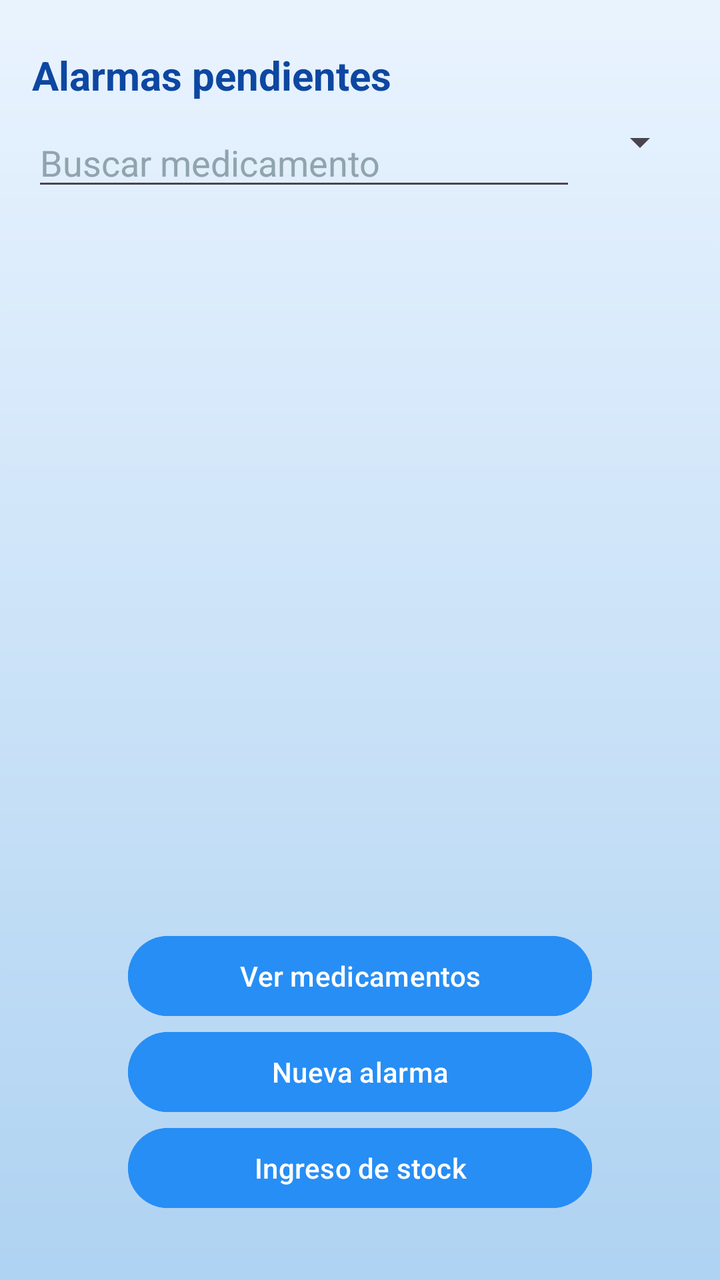
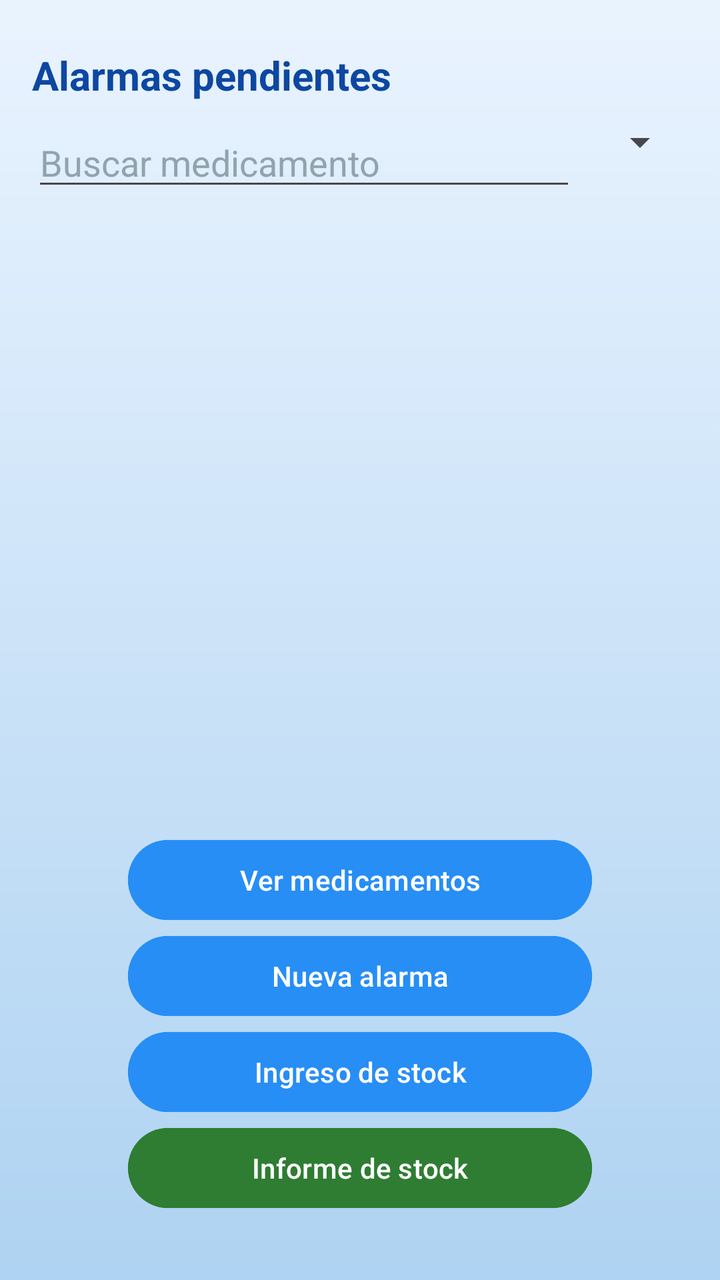

Before-and-after screenshots of an Android layout around one commit, followed by the original layout XML and the change that was made.
<!-- AndroidManifest.xml: application theme Theme.AppTuHoraSalud -->
<!-- res/layout/activity_home.xml -->
<?xml version="1.0" encoding="utf-8"?>
<androidx.constraintlayout.widget.ConstraintLayout xmlns:android="http://schemas.android.com/apk/res/android"
    xmlns:app="http://schemas.android.com/apk/res-auto"
    xmlns:tools="http://schemas.android.com/tools"
    android:id="@+id/main"
    android:layout_width="match_parent"
    android:layout_height="match_parent"
    android:background="@drawable/fondo4"
    android:padding="16dp"
    tools:context=".HomeActivity">

    <TextView
        android:id="@+id/tvAlarmsTitle"
        android:layout_width="wrap_content"
        android:layout_height="wrap_content"
        android:layout_marginTop="8dp"
        android:text="Alarmas pendientes"
        android:textColor="#0D47A1"
        android:textSize="20sp"
        android:textStyle="bold"
        app:layout_constraintStart_toStartOf="parent"
        app:layout_constraintTop_toTopOf="parent" />

    <LinearLayout
        android:id="@+id/layoutAlarmFilters"
        android:layout_width="match_parent"
        android:layout_height="wrap_content"
        android:layout_marginTop="8dp"
        android:orientation="horizontal"
        app:layout_constraintEnd_toEndOf="parent"
        app:layout_constraintStart_toStartOf="parent"
        app:layout_constraintTop_toBottomOf="@+id/tvAlarmsTitle">

        <EditText
            android:id="@+id/etFilterMedicineName"
            android:layout_width="0dp"
            android:layout_height="wrap_content"
            android:layout_weight="1"
            android:hint="Buscar medicamento"
            android:inputType="text"
            android:maxLines="1"
            android:textColor="#0D47A1"
            android:textColorHint="#90A4AE" />

        <Spinner
            android:id="@+id/spinnerFilterStatus"
            android:layout_width="wrap_content"
            android:layout_height="wrap_content"
            android:layout_marginStart="8dp" />

    </LinearLayout>

    <TextView
        android:id="@+id/tvEmptyAlarms"
        android:layout_width="wrap_content"
        android:layout_height="wrap_content"
        android:layout_marginTop="16dp"
        android:text="No tienes recordatorios pendientes"
        android:textColor="#0D47A1"
        android:textSize="16sp"
        android:visibility="gone"
        app:layout_constraintEnd_toEndOf="parent"
        app:layout_constraintStart_toStartOf="parent"
        app:layout_constraintTop_toBottomOf="@+id/layoutAlarmFilters" />

    <androidx.recyclerview.widget.RecyclerView
        android:id="@+id/recyclerViewAlarms"
        android:layout_width="match_parent"
        android:layout_height="0dp"
        android:layout_marginTop="12dp"
        android:layout_marginBottom="12dp"
        app:layout_constraintBottom_toTopOf="@+id/buttonMedicine"
        app:layout_constraintEnd_toEndOf="parent"
        app:layout_constraintStart_toStartOf="parent"
        app:layout_constraintTop_toBottomOf="@+id/layoutAlarmFilters" />

    <Button
        android:id="@+id/buttonMedicine"
        android:layout_width="match_parent"
        android:layout_height="wrap_content"
        android:layout_marginStart="48dp"
        android:layout_marginEnd="48dp"
        android:layout_marginTop="10dp"
        android:backgroundTint="#278EF5"
        app:cornerRadius="24dp"
        android:text="Ver medicamentos"
        android:textColor="@android:color/white"
        app:layout_constraintBottom_toTopOf="@+id/buttonAlarm"
        app:layout_constraintEnd_toEndOf="parent"
        app:layout_constraintStart_toStartOf="parent" />

    <Button
        android:id="@+id/buttonAlarm"
        android:layout_width="match_parent"
        android:layout_height="wrap_content"
        android:layout_marginStart="48dp"
        android:layout_marginEnd="48dp"
        android:layout_marginTop="10dp"
        android:backgroundTint="#278EF5"
        app:cornerRadius="24dp"
        android:text="Nueva alarma"
        android:textColor="@android:color/white"
        app:layout_constraintBottom_toTopOf="@+id/buttonIngresoStock"
        app:layout_constraintEnd_toEndOf="parent"
        app:layout_constraintStart_toStartOf="parent" />

    <Button
        android:id="@+id/buttonIngresoStock"
        android:layout_width="match_parent"
        android:layout_height="wrap_content"
        android:layout_marginStart="48dp"
        android:layout_marginEnd="48dp"
        android:layout_marginTop="10dp"
        android:layout_marginBottom="16dp"
        android:backgroundTint="#278EF5"
        app:cornerRadius="24dp"
        android:text="Ingreso de stock"
        android:textColor="@android:color/white"
        app:layout_constraintBottom_toBottomOf="parent"
        app:layout_constraintEnd_toEndOf="parent"
        app:layout_constraintStart_toStartOf="parent" />

</androidx.constraintlayout.widget.ConstraintLayout>
<!-- resources referenced by this layout -->
<resources>
  <!-- drawable fondo4: jpg bitmap (drawable, 44695 bytes) -->
  <style name="Theme.AppTuHoraSalud" parent="Base.Theme.AppTuHoraSalud" />
  <style name="Base.Theme.AppTuHoraSalud" parent="Theme.Material3.DayNight.NoActionBar">
          
          
      </style>
</resources>

<!-- the commit's change to res/layout/activity_home.xml (unified diff, before → after) -->
@@ -111,10 +111,25 @@
         android:layout_marginStart="48dp"
         android:layout_marginEnd="48dp"
         android:layout_marginTop="10dp"
-        android:layout_marginBottom="16dp"
         android:backgroundTint="#278EF5"
         app:cornerRadius="24dp"
         android:text="Ingreso de stock"
+        android:textColor="@android:color/white"
+        app:layout_constraintBottom_toTopOf="@+id/buttonInforme"
+        app:layout_constraintEnd_toEndOf="parent"
+        app:layout_constraintStart_toStartOf="parent" />
+
+    <Button
+        android:id="@+id/buttonInforme"
+        android:layout_width="match_parent"
+        android:layout_height="wrap_content"
+        android:layout_marginStart="48dp"
+        android:layout_marginEnd="48dp"
+        android:layout_marginTop="10dp"
+        android:layout_marginBottom="16dp"
+        android:backgroundTint="#2E7D32"
+        app:cornerRadius="24dp"
+        android:text="Informe de stock"
         android:textColor="@android:color/white"
         app:layout_constraintBottom_toBottomOf="parent"
         app:layout_constraintEnd_toEndOf="parent"
